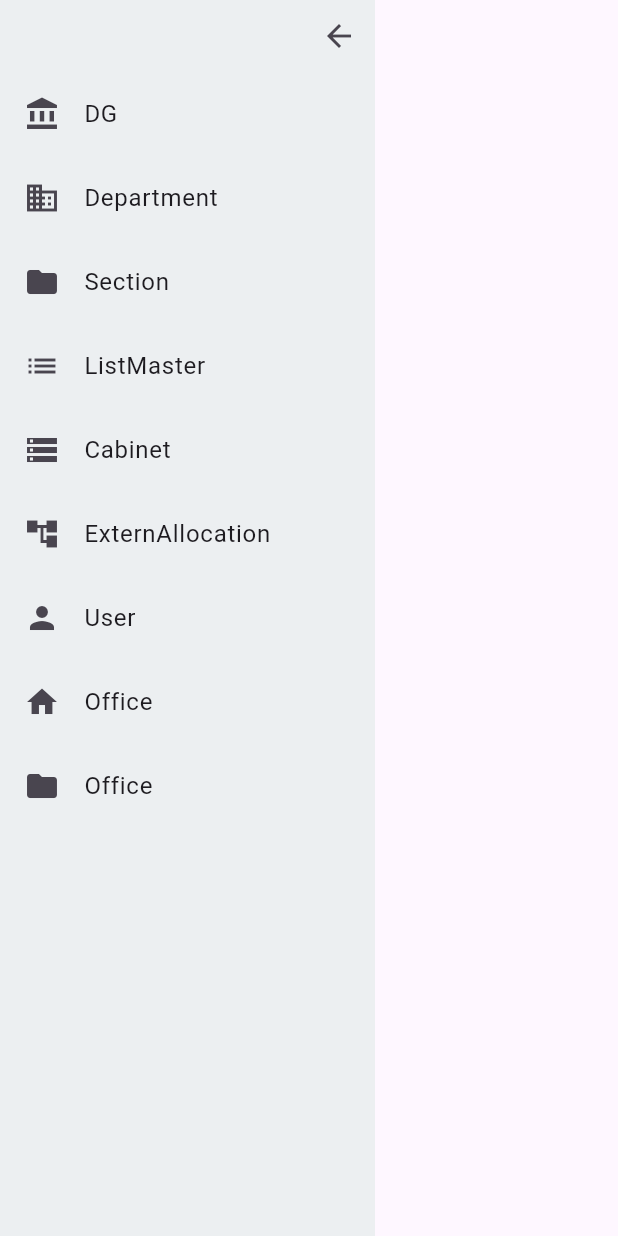
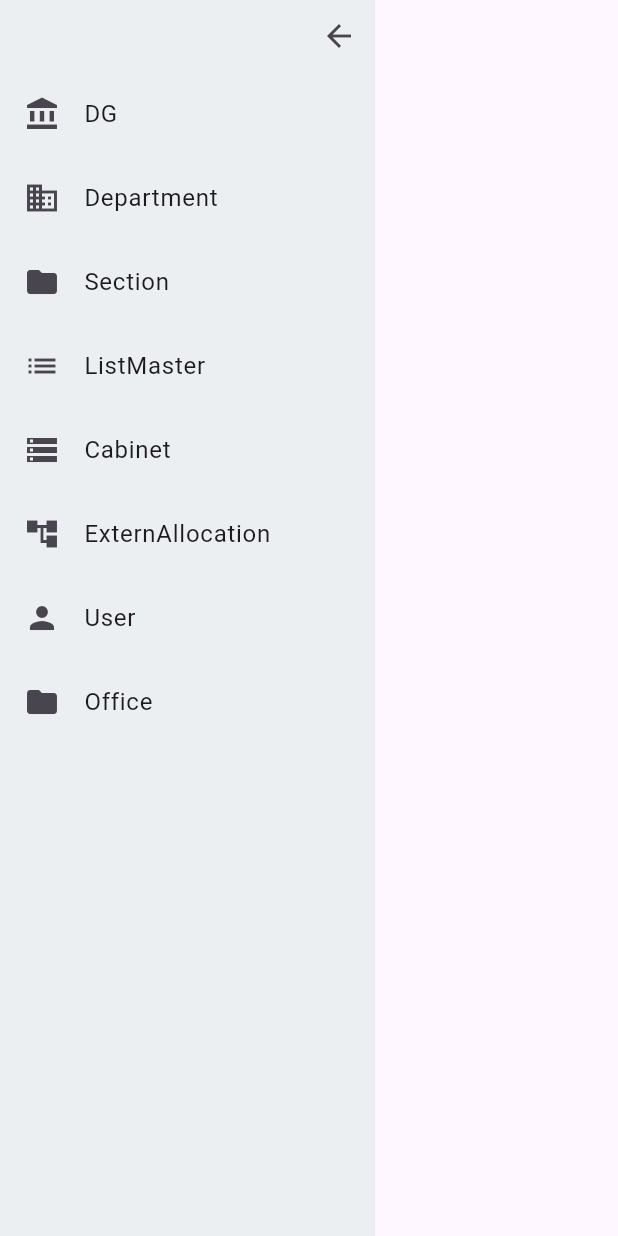
Before and after one commit to devroar1101/OmanProject, a Flutter app: the CustomSidebar widget shown alone on an empty page, opened directly with empty values, after a tap on the "arrow back" icon, after a tap on the "arrow forward" icon, after a tap on "Admin", on a phone screen of 412 x 824 dp. Run offline on Flutter 3.47's test engine with Material 3 defaults, Android fonts, the phone set to English and light mode, and no system bars; our stand-ins replace dio; network calls fail.

Commit message:
Library updated

```diff
--- a/lib/common/screens/login.dart
+++ b/lib/common/screens/login.dart
@@ -201,7 +201,7 @@ class _LoginScreenState extends State<LoginScreen> {
               Navigator.push(
                 context,
                 MaterialPageRoute(
-                  builder: (ctx) => HomePage(),
+                  builder: (ctx) => Home(),
                 ),
               );
             }
--- a/lib/common/screens/widgets/sidebar.dart
+++ b/lib/common/screens/widgets/sidebar.dart
@@ -47,11 +47,10 @@ class _CustomSidebarState extends State<CustomSidebar> {
         'navigate': Dashboard()
       },
       {'title': 'User', 'icon': Icons.person, 'navigate': Dashboard()},
-      {'title': 'Office', 'icon': Icons.home, 'navigate': Dashboard()},
     ]
   };
 
-  // Function to handle when a category is clicked
+  // Function to handle category switching
   void _changeCategory(String category) {
     setState(() {
       _currentCategory = category;
@@ -59,7 +58,7 @@ class _CustomSidebarState extends State<CustomSidebar> {
   }
 
   // Function to minimize/expand the sidebar
-  void _minimizeSidebar() {
+  void _toggleMinimize() {
     setState(() {
       _isMinimized = !_isMinimized;
     });
@@ -72,46 +71,38 @@ class _CustomSidebarState extends State<CustomSidebar> {
       color: Colors.blueGrey[50],
       child: Column(
         children: [
-          // Minimize/Maximize Button in the top-right corner
+          // Minimize Button at top-right corner of sidebar
           Align(
             alignment: Alignment.topRight,
             child: IconButton(
               icon: Icon(_isMinimized ? Icons.arrow_forward : Icons.arrow_back),
-              onPressed: _minimizeSidebar,
+              onPressed: _toggleMinimize,
             ),
           ),
           // Display menu items for the selected category
           Expanded(
             child: ListView.builder(
-              itemCount: (_menuItems[_currentCategory]?.length ?? 0) +
+              itemCount: _menuItems[_currentCategory]!.length +
                   1, // Add 1 for the "Admin/Office" button at the end
               itemBuilder: (context, index) {
-                // If the last item, display the opposite category (Admin or Office)
-                if (index == (_menuItems[_currentCategory]?.length ?? 0)) {
+                // If this is the last item, show the toggle to switch between categories
+                if (index == _menuItems[_currentCategory]!.length) {
+                  final toggleCategory =
+                      _currentCategory == 'Office' ? 'Admin' : 'Office';
                   return ListTile(
-                    leading: _isMinimized
-                        ? Icon(Icons.folder)
-                        : Icon(Icons.folder, size: 24),
-                    title: _isMinimized
-                        ? null
-                        : Text(
-                            _currentCategory == 'Office' ? 'Admin' : 'Office'),
+                    leading: Icon(Icons.folder),
+                    title: _isMinimized ? null : Text(toggleCategory),
                     onTap: () {
-                      // Switch between categories
-                      _changeCategory(
-                          _currentCategory == 'Office' ? 'Admin' : 'Office');
+                      _changeCategory(toggleCategory);
                     },
                   );
                 }
+                // Render menu items normally
                 final item = _menuItems[_currentCategory]![index];
                 return ListTile(
-                  leading: _isMinimized
-                      ? Icon(item['icon']) // Show only icon for minimized mode
-                      : Icon(item['icon'],
-                          size: 24), // Use full icon in expanded mode
-                  title: _isMinimized ? null : Text(item['title']!),
+                  leading: Icon(item['icon']),
+                  title: _isMinimized ? null : Text(item['title']),
                   onTap: () {
-                    // Navigate to the selected widget when clicked
                     widget.onNavigate(item['navigate']);
                   },
                 );
--- a/lib/main.dart
+++ b/lib/main.dart
@@ -20,7 +20,7 @@ class MyApp extends StatelessWidget {
       theme: ThemeData(
         primarySwatch: Colors.blue,
       ),
-      home: HomePage(),
+      home: const LoginScreen(),
     );
   }
 }
```
Also changed, not shown: lib/common/screens/home.dart (+8 -4 lines).
